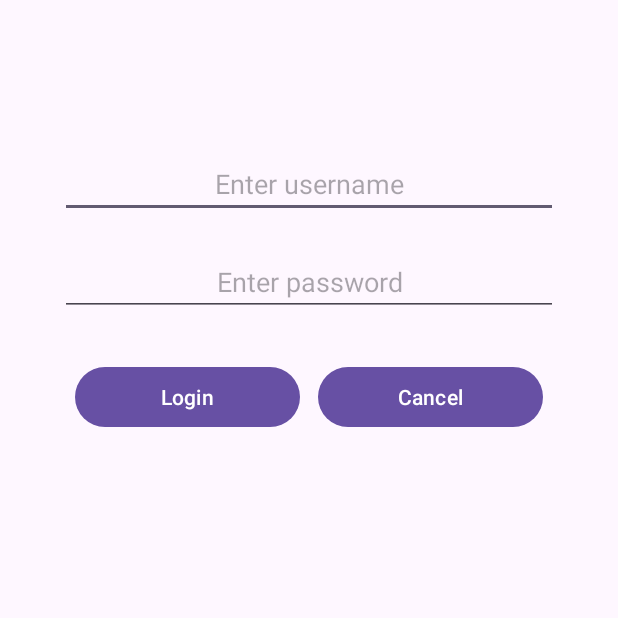
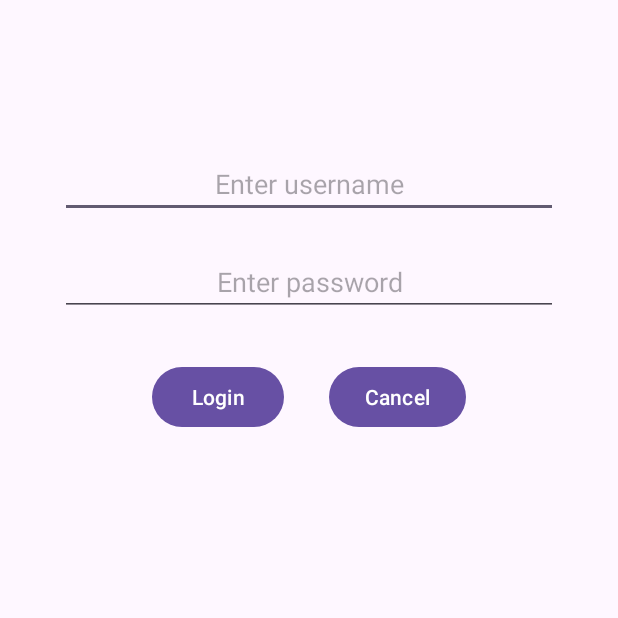
Before and after one commit to chebihiF/PRF-DAM-Atelier01-Android, an Android app: the screen it shows after launch (MainActivity), on a phone screen of 412 x 824 dp, the top half of it. Run offline under Robolectric (Android 15) with nearby library versions, the phone set to English and light mode, and no system bars.

Commit message:
add linearLayout

```diff
--- a/app/src/main/res/layout/activity_main.xml
+++ b/app/src/main/res/layout/activity_main.xml
@@ -28,23 +28,30 @@
         android:gravity="center"
         android:hint="Enter password" />
 
+    <LinearLayout
+        android:layout_below="@id/password_txt"
+        android:layout_width="match_parent"
+        android:layout_height="wrap_content"
+        android:gravity="center"
+        android:orientation="horizontal">
+
         <Button
-        android:layout_marginLeft="10dp"
-        android:layout_alignLeft="@id/password_txt"
-        android:layout_below="@id/password_txt"
+            android:layout_marginRight="30dp"
             android:id="@+id/btn_logIN"
             android:text="Login"
-        android:layout_width="150dp"
+            android:layout_width="wrap_content"
             android:layout_height="wrap_content" />
 
         <Button
-        android:layout_marginRight="10dp"
-        android:layout_alignRight="@id/password_txt"
-        android:layout_below="@id/password_txt"
             android:id="@+id/btn_cancel"
             android:text="Cancel"
-        android:layout_width="150dp"
+            android:layout_width="wrap_content"
             android:layout_height="wrap_content" />
+
+    </LinearLayout>
+
+
+
 
 
 </RelativeLayout>
```
Lines whose indentation alone changed are shown as unchanged.
